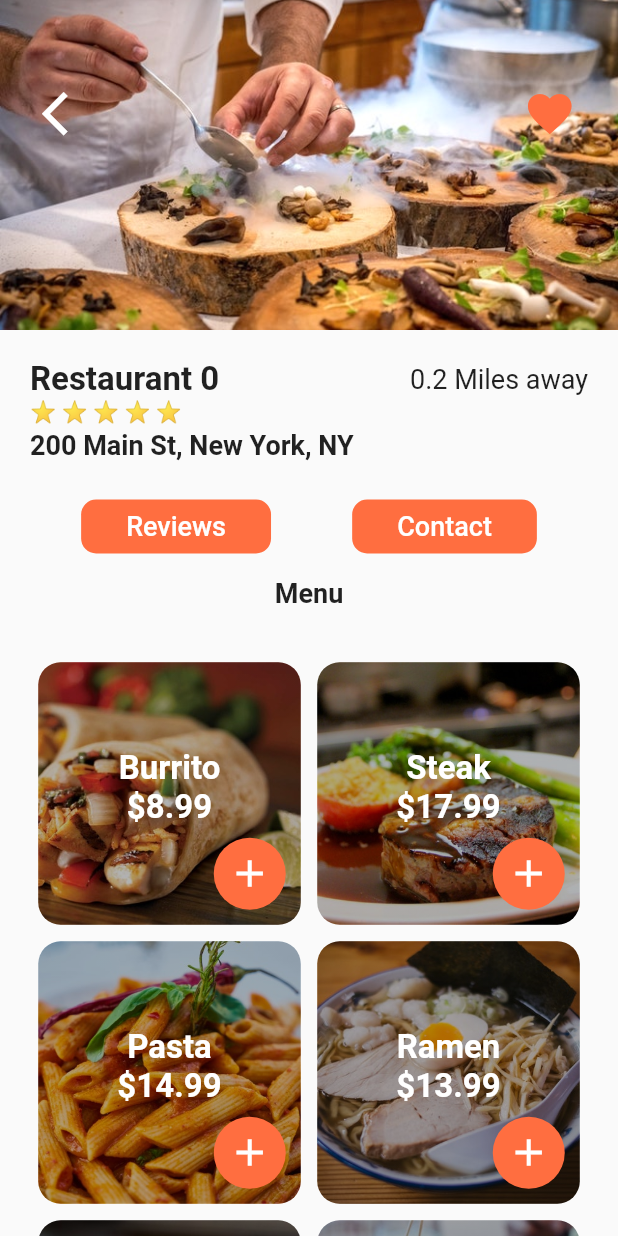
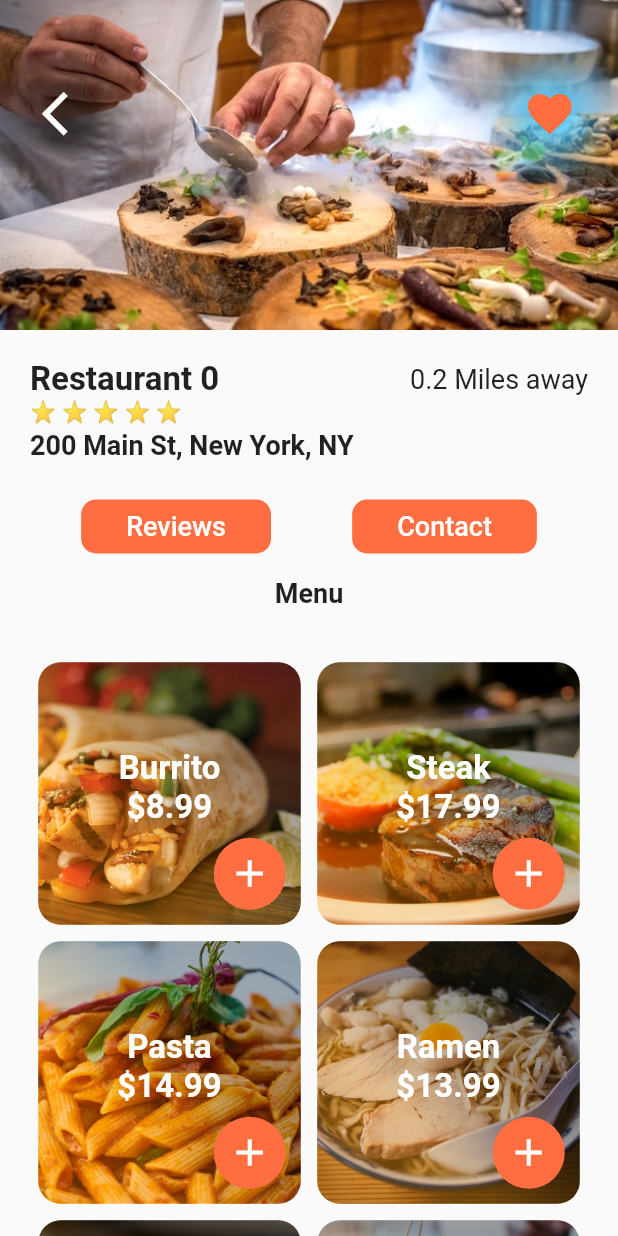
Before and after one commit to alikham/food-delivery-app, a Flutter app: the screen it shows after launch, after a tap on "Restaurant 0", on a phone screen of 412 x 824 dp. Run offline on Flutter 3.47's test engine with Material 2 defaults, Android fonts, the phone set to English and light mode, and no system bars.

```diff
--- a/flutter_food_delivery_ui/lib/screens/restaurantscreen.dart
+++ b/flutter_food_delivery_ui/lib/screens/restaurantscreen.dart
@@ -39,8 +39,8 @@ class _RestaurantScreenState extends State<RestaurantScreen> {
                   colors: [
                     Colors.black.withOpacity(0.3),
                     Colors.black.withOpacity(0.3),
-                    Colors.black.withOpacity(0.3),
-                    Colors.black.withOpacity(0.3),
+                    Colors.orange.withOpacity(0.3),
+                    Colors.orange.withOpacity(0.3),
                   ],
                 )),
           ),
@@ -108,18 +108,40 @@ class _RestaurantScreenState extends State<RestaurantScreen> {
                 child: Row(
                   mainAxisAlignment: MainAxisAlignment.spaceBetween,
                   children: <Widget>[
-                    IconButton(
+                    Container(
+                      decoration: BoxDecoration(
+                        boxShadow: [
+                          BoxShadow(
+                          color: Colors.black,
+                          offset: Offset(0, 2),
+                          blurRadius: 35.0,
+                        ),
+                        ],
+                      ),
+                      child: IconButton(
                           color: Colors.white,
                           iconSize: 35.0,
                           icon: Icon(Icons.arrow_back_ios),
                           onPressed: () {
                             Navigator.pop(context);
                           }),
-                    IconButton(
+                    ),
+                    Container(
+                      decoration: BoxDecoration(
+                        boxShadow: [
+                          BoxShadow(
+                          color: Colors.lightBlueAccent[200],
+                          offset: Offset(0, 2),
+                          blurRadius: 25.0,
+                        ),
+                        ],
+                      ),
+                      child: IconButton(
                           color: Theme.of(context).primaryColor,
                           iconSize: 35.0,
                           icon: Icon(Icons.favorite),
                           onPressed: () {}),
+                    ),
                   ],
                 ),
               ),
```
Also changed, not shown: flutter_food_delivery_ui/assets/demo/cart.png (added), flutter_food_delivery_ui/assets/demo/demo.gif (added), flutter_food_delivery_ui/assets/demo/screen1.png (added), flutter_food_delivery_ui/assets/demo/screen2.png (added), 1 other file. Lines whose indentation alone changed are shown as unchanged.
